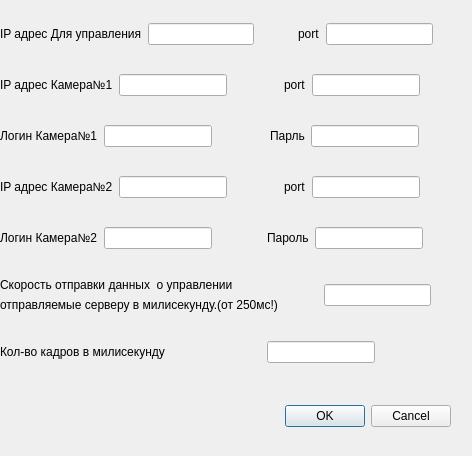
Old version of the form settings.ui in the repository EugChesn/GuiClient.
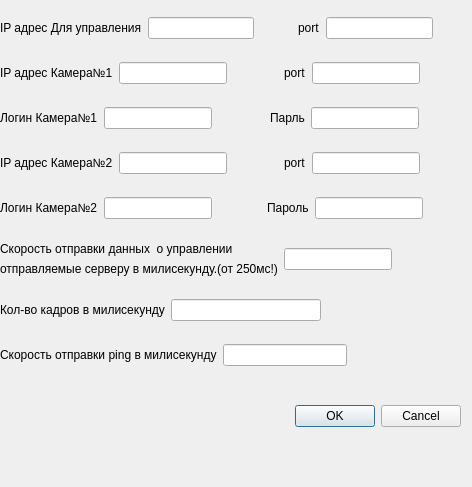
New version of the form.

Commit message: setting and ping in mainwindow

The edit to the form file:
```diff
--- a/settings.ui
+++ b/settings.ui
@@ -7,7 +7,7 @@
     <x>0</x>
     <y>0</y>
     <width>472</width>
-    <height>456</height>
+    <height>487</height>
    </rect>
   </property>
   <property name="windowTitle">
@@ -16,7 +16,7 @@
   <widget class="QDialogButtonBox" name="buttonBox">
    <property name="geometry">
     <rect>
-     <x>110</x>
+     <x>120</x>
      <y>400</y>
      <width>341</width>
      <height>32</height>
@@ -309,19 +309,6 @@
         </item>
        </layout>
       </item>
-      <item>
-       <spacer name="horizontalSpacer_8">
-        <property name="orientation">
-         <enum>Qt::Horizontal</enum>
-        </property>
-        <property name="sizeHint" stdset="0">
-         <size>
-          <width>40</width>
-          <height>20</height>
-         </size>
-        </property>
-       </spacer>
-      </item>
       <item>
        <widget class="QLineEdit" name="ControlMS"/>
       </item>
@@ -353,19 +340,6 @@
         </item>
        </layout>
       </item>
-      <item>
-       <spacer name="horizontalSpacer_13">
-        <property name="orientation">
-         <enum>Qt::Horizontal</enum>
-        </property>
-        <property name="sizeHint" stdset="0">
-         <size>
-          <width>40</width>
-          <height>20</height>
-         </size>
-        </property>
-       </spacer>
-      </item>
       <item>
        <widget class="QLineEdit" name="frameMS"/>
       </item>
@@ -384,6 +358,37 @@
       </item>
      </layout>
     </item>
+    <item>
+     <layout class="QHBoxLayout" name="horizontalLayout_8">
+      <item>
+       <layout class="QVBoxLayout" name="verticalLayout_4">
+        <item>
+         <widget class="QLabel" name="label_14">
+          <property name="text">
+           <string>Скорость отправки ping в милисекунду</string>
+          </property>
+         </widget>
+        </item>
+       </layout>
+      </item>
+      <item>
+       <widget class="QLineEdit" name="pingMS"/>
+      </item>
+      <item>
+       <spacer name="horizontalSpacer_16">
+        <property name="orientation">
+         <enum>Qt::Horizontal</enum>
+        </property>
+        <property name="sizeHint" stdset="0">
+         <size>
+          <width>40</width>
+          <height>20</height>
+         </size>
+        </property>
+       </spacer>
+      </item>
+     </layout>
+    </item>
    </layout>
   </widget>
  </widget>
```
The commit also changes 12 other files.
